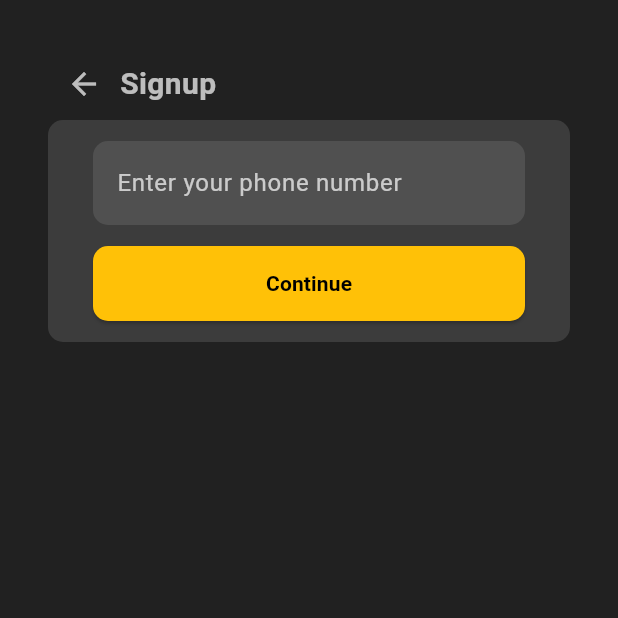
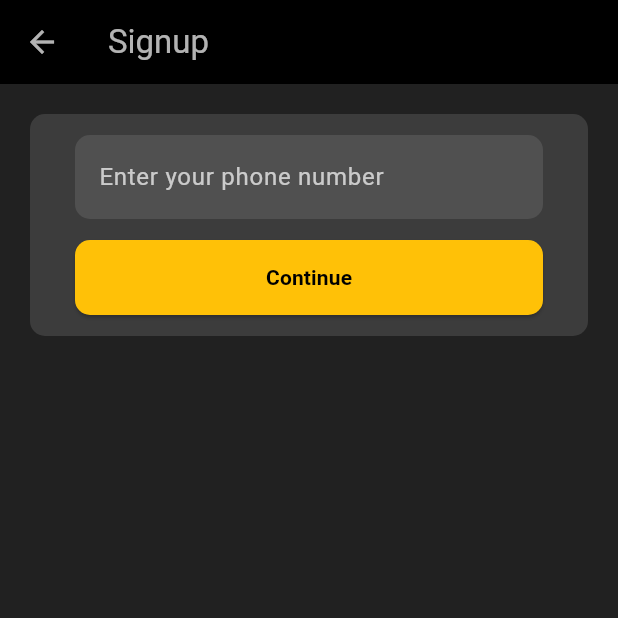
Before and after one commit to Cosmogrape/thefitness1gym, a Flutter app: the PhoneNumberAuthScreen screen opened directly, on a phone screen of 412 x 824 dp, the top half of it. Run offline on Flutter 3.47's test engine with Material 2 defaults, Android fonts, the phone set to English and light mode, and no system bars; our stand-ins replace font_awesome_flutter; missing offline and left inert: animated_size_and_fade.

Commit message:
refactor: Clean code

```diff
--- a/lib/pages/phone_auth_page.dart
+++ b/lib/pages/phone_auth_page.dart
@@ -1,4 +1,5 @@
 import 'package:flutter/material.dart';
+import 'package:thefitness1gym/assets/values/predefined_size.dart';
 
 class PhoneNumberAuthScreen extends StatelessWidget {
   PhoneNumberAuthScreen({super.key});
@@ -9,23 +10,16 @@ class PhoneNumberAuthScreen extends StatelessWidget {
   Widget build(BuildContext context) {
     return GestureDetector(
       child: Scaffold(
+        appBar: AppBar(
+          backgroundColor: Theme.of(context).colorScheme.background,
+          leading: const BackButton(),
+          title: const Text("Signup"),
+        ),
         body: SafeArea(
           child: Padding(
-            padding: const EdgeInsets.all(32),
+            padding: EdgeInsets.all(PredefinedSize.paddingBig),
             child: Column(
               children: [
-                Row(
-                  children: [
-                    const BackButton(),
-                    Container(
-                      alignment: Alignment.center,
-                      child: const Text(
-                        'Signup',
-                        style: TextStyle(fontSize: 20, fontWeight: FontWeight.bold),
-                      ),
-                    ),
-                  ],
-                ),
                 Container(
                   padding: const EdgeInsets.symmetric(horizontal: 30, vertical: 14),
                   decoration: BoxDecoration(
@@ -44,6 +38,7 @@ class PhoneNumberAuthScreen extends StatelessWidget {
                             filled: true,
                             fillColor: Colors.white10,
                           ),
+                          keyboardType: TextInputType.number,
                         ),
                       ),
                       const SizedBox(height: 14),
```
